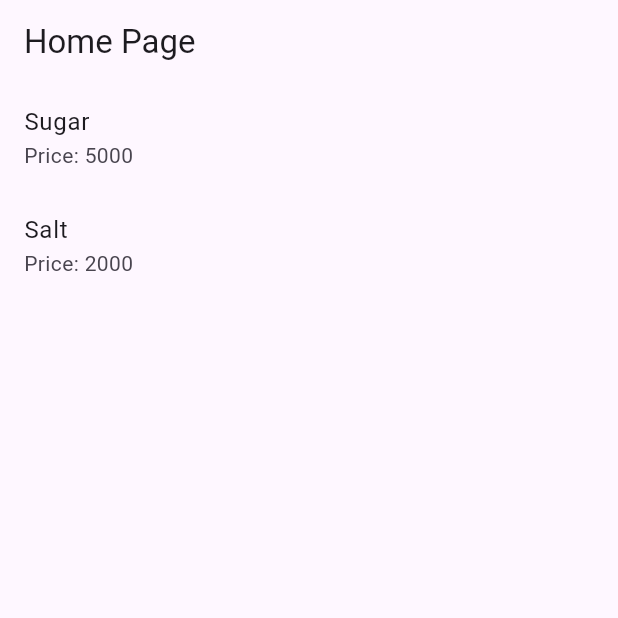
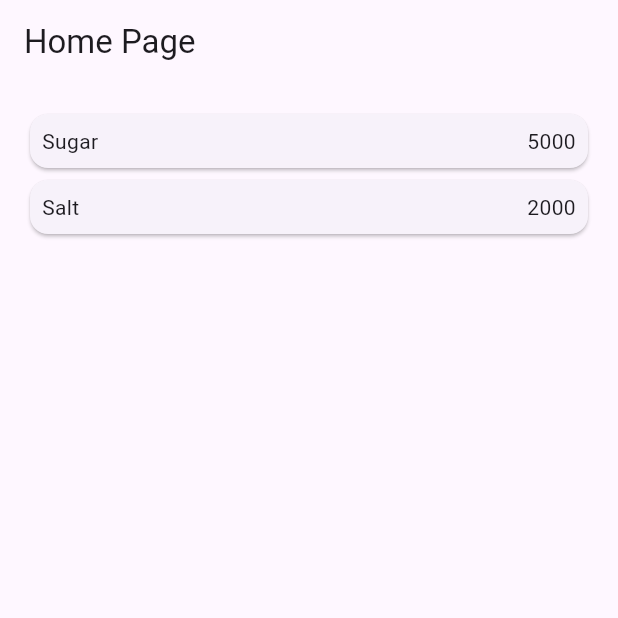
Before and after one commit to deanissa/belanja, a Flutter app: the screen it shows after launch, on a phone screen of 412 x 824 dp, the top half of it. Run offline on Flutter 3.47's test engine with Material 3 defaults, Android fonts, the phone set to English and light mode, and no system bars.

Commit message:
membuat Item Builder dan List View

```diff
--- a/lib/pages/home_page.dart
+++ b/lib/pages/home_page.dart
@@ -12,26 +12,32 @@ class HomePage extends StatelessWidget {
   @override
   Widget build(BuildContext context) {
     return Scaffold(
-      appBar: AppBar(
-        title: const Text("Home Page"),
-      ),
-      body: ListView.builder(
-        itemCount: items.length,
-        itemBuilder: (context, index) {
-          final item = items[index];
-          return ListTile(
-            title: Text(item.name),
-            subtitle: Text('Price: ${item.price}'),
-            onTap: () {
-              // Navigasi ke halaman detail item
-              Navigator.pushNamed(
-                context,
-                '/item',
-                arguments: item,
-              );
-            },
-          );
-        },
+      appBar: AppBar(title: const Text("Home Page")),
+      body: Container(
+        margin: const EdgeInsets.all(8),
+        child: ListView.builder(
+          padding: const EdgeInsets.all(8),
+          itemCount: items.length,
+          itemBuilder: (context, index) {
+            final item = items[index];
+            return Card(
+              child: Container(
+                margin: const EdgeInsets.all(8),
+                child: Row(
+                  children: [
+                    Expanded(child: Text(item.name)),
+                    Expanded(
+                      child: Text(
+                        item.price.toString(),
+                        textAlign: TextAlign.end,
+                      ),
+                    ),
+                  ],
+                ),
+              ),
+            );
+          },
+        ),
       ),
     );
   }
```
Also changed, not shown: images/04.png (added), 1 other file.
